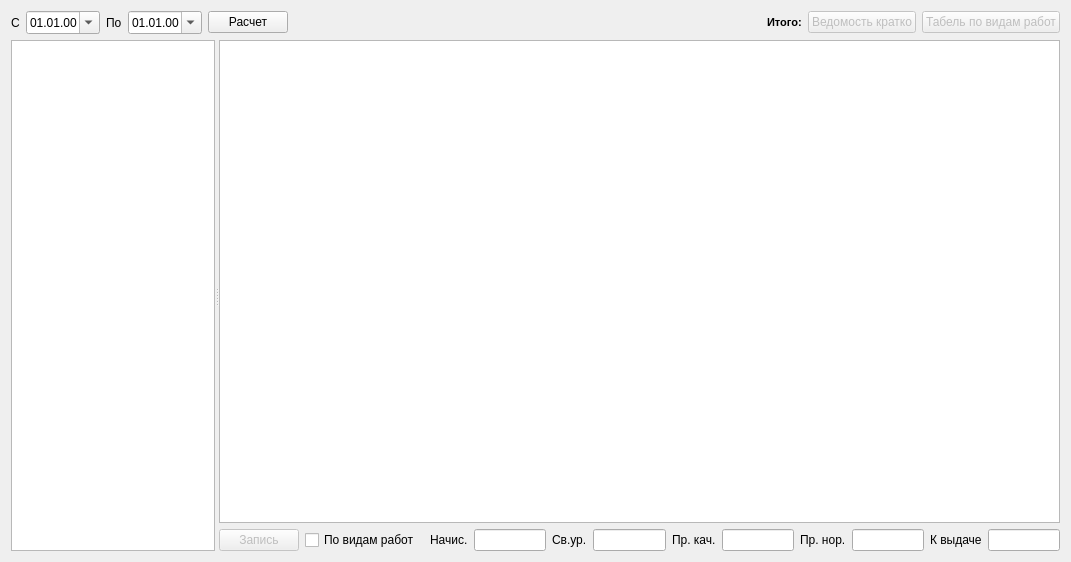
Old version of the form formcalcwage.ui in the repository Sergeyego/el_zp.
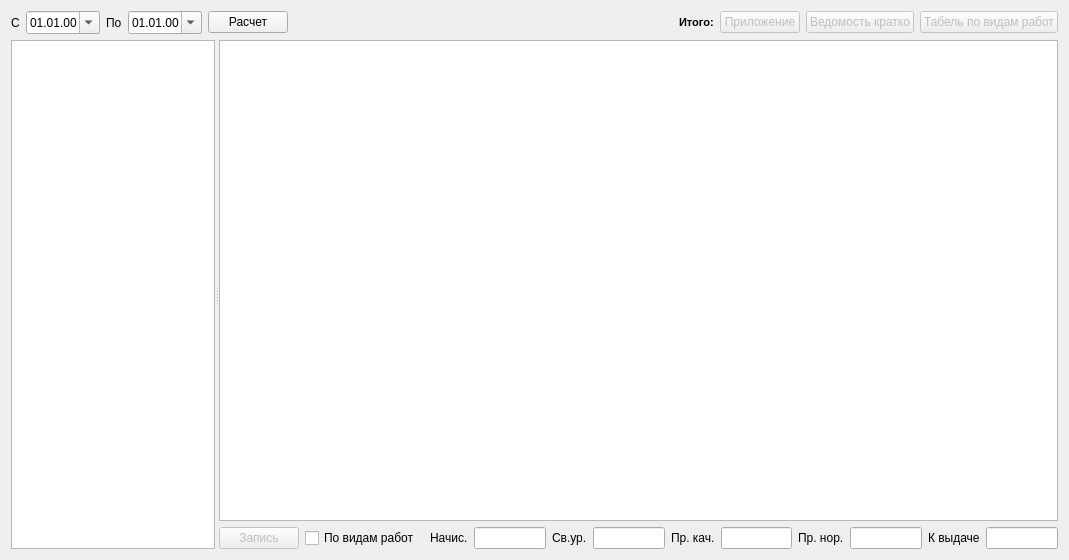
New version of the form. Custom widgets are drawn as their Qt base class.

Commit message: Шаблон для начальника производства

Patch:
```diff
--- a/formcalcwage.ui
+++ b/formcalcwage.ui
@@ -6,8 +6,8 @@
    <rect>
     <x>0</x>
     <y>0</y>
-    <width>1071</width>
-    <height>562</height>
+    <width>1069</width>
+    <height>560</height>
    </rect>
   </property>
   <property name="windowTitle">
@@ -84,6 +84,16 @@
        </property>
       </widget>
      </item>
+     <item>
+      <widget class="QPushButton" name="pushButtonDop">
+       <property name="enabled">
+        <bool>false</bool>
+       </property>
+       <property name="text">
+        <string>Приложение</string>
+       </property>
+      </widget>
+     </item>
      <item>
       <widget class="QPushButton" name="pushButtonTabelShort">
        <property name="enabled">
```
The commit also changes 2 other files.
